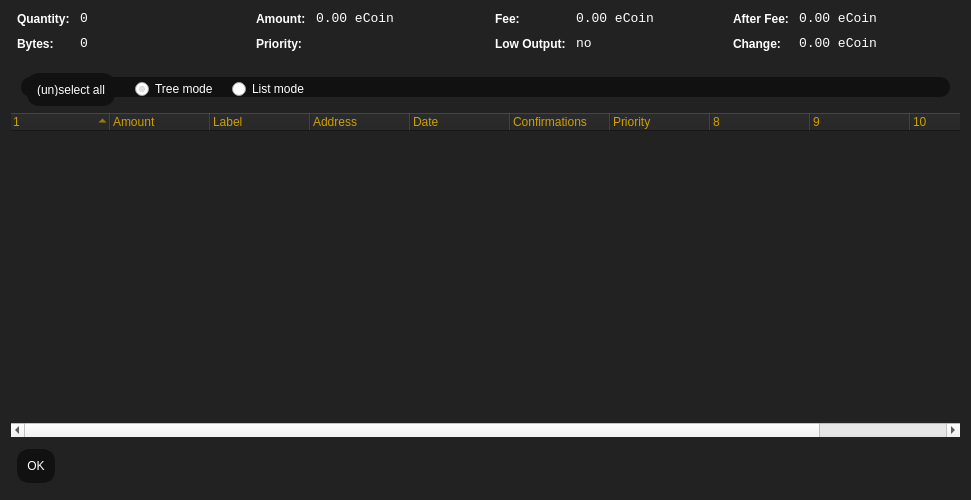
Before: the Qt Designer form src/qt/forms/coincontroldialog.ui in btcdream/ecoin, drawn with Qt 5.
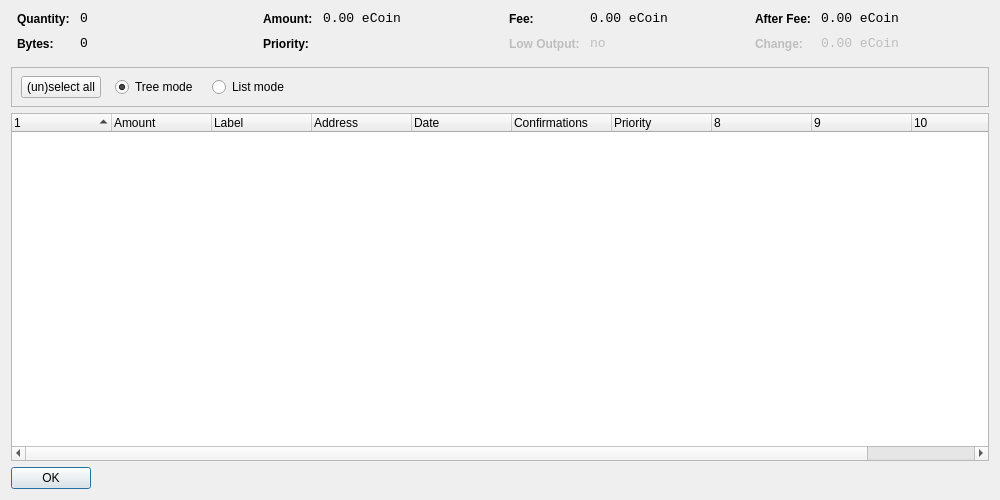
After: the same form once the commit is applied. Custom widgets are drawn as their Qt base class.

Diff of the .ui file:
```diff
--- a/src/qt/forms/coincontroldialog.ui
+++ b/src/qt/forms/coincontroldialog.ui
@@ -6,175 +6,13 @@
    <rect>
     <x>0</x>
     <y>0</y>
-    <width>971</width>
+    <width>1000</width>
     <height>500</height>
    </rect>
   </property>
   <property name="windowTitle">
    <string>Coin Control</string>
   </property>
-  <property name="styleSheet">
-   <string notr="true">QRadioButton {
-	color: white;
-}
-QTreeView {
-	background-color: #111;
-	alternate-background-color: #222;
-	selection-background-color: #cca000;
-}
-
-QTreeView::item {
-	background-color: #222;
-}
-
-QTreeView::item::selected {
-	background-color: #cca000;
-}
-
-QTreeView::branch::closed {
-	color: #ccc;
-}
-
-QTreeView::branch::open {
-	color: #cca000;
-}
-
-QDialog, QFrame {
-	color: white;
-	background-color: #222;
-	border: none;
-}
-
-QLabel {
-	background-color: transparent;
-}
-
-QCheckBox {
-    color: white;
-}
-
-QFrame#central { background-color: #222; border: none }
-QFrame#frame, QFrame#frame_2, QFrame#frame_3 {
-	background-color: #111;
-	border-style: plain;
-	border-width: 20px;
-	border-radius: 20px;
-	border-color: #111;
-	min-width: 10em;
-	padding: 6px;
-}
-QLabel[openExternalLinks=true], QHeaderView { color: #cca000 }
-QLabel[openExternalLinks=false] { color: white; font-weight: normal }
-QPushButton, QToolButton {
-	border: 4px solid #111;
-	border-radius: 12px;
-	background-color: #111;
-	color: white;
-	padding: 6px;
-	margin: 6px;
-}
-QPushButton:pressed, QToolButton:checked {
-	color: #cca000;
-}
-QPushButton:pressed, QToolButton:pressed {
-	border-color: #cca000;
-	color: #cca000;
-}
-QPushButton:disabled, QToolButton:disabled {
-	color: #444;
-	background-color: #222;
-}
-
-
-#scrollAreaWidgetContents QToolButton {
-	border-radius: 8px;
-	border-width: 0px;
-}
-
-QComboBox::drop-down {
-	border-width: 0;
-	border-style: none;
-	background-color: #111;
-	color: white;
-}
-
-QTableView {
-	background: #111;
-	color: white;
-	border-style: none;
-	selection-background-color: #cca000;
-    alternate-background-color: #222;
-	selection-color: #111;
-	border: 0px solid black;
-}
-
-QHeaderView { color: #cca000; background-color: #111; background-image: none; }
-QHeaderView::section { color: #cca000; background-color: #222; }
-QHeaderView::section:checked { background-color: #111; }
-
-QTabWidget {
-	background: #111;
-}
-
- QTabWidget::pane {
-     border-top: 2px solid #111;
-     border: 4px solid #111;
-     border-bottom-left-radius: 8px;
-     border-bottom-right-radius: 8px;
-     border-top-right-radius: 8px;
-	background: #111;
- }
-
- QTabWidget::tab-bar {
-     left: 5px; /* move to the right by 5px */
- }
-
- /* Style the tab using the tab sub-control. Note that
-     it reads QTabBar _not_ QTabWidget */
- QTabBar::tab {
-     background: #111;
-     border: 4px solid #222;
-     border-bottom-color: #111; /* same as the pane color */
-     border-top-left-radius: 4px;
-     border-top-right-radius: 4px;
-     min-width: 8ex;
-     padding: 4px;
-     color: #888;
- }
-
- QTabBar::tab:selected, QTabBar::tab:hover {
-     color: #cca000
- }
-
- QTabBar::tab:selected {
-     border-color: #111; /* same as pane color */
-     border-top-color: #cca000;
- }
-
- QTabBar::tab:!selected {
-     margin-top: 2px; /* make non-selected tabs look smaller */
- }
-
- /* make use of negative margins for overlapping tabs */
- QTabBar::tab:selected {
-     /* expand/overlap to the left and right by 4px */
-     margin-left: -4px;
-     margin-right: -4px;
- }
-
- QTabBar::tab:first:selected {
-     margin-left: 0; /* the first selected tab has nothing to overlap with on the left */
- }
-
- QTabBar::tab:last:selected {
-     margin-right: 0; /* the last selected tab has nothing to overlap with on the right */
- }
-
- QTabBar::tab:only-one {
-     margin: 0; /* if there is only one tab, we don't want overlapping margins */
- }
-</string>
-  </property>
   <layout class="QVBoxLayout" name="verticalLayout">
    <item>
     <layout class="QHBoxLayout" name="horizontalLayoutTop" stretch="0,0,0,0">
@@ -522,7 +360,7 @@
     <widget class="QFrame" name="frame">
      <property name="minimumSize">
       <size>
-       <width>182</width>
+       <width>0</width>
        <height>40</height>
       </size>
      </property>
@@ -538,10 +376,10 @@
         <x>10</x>
         <y>0</y>
         <width>781</width>
-        <height>45</height>
+        <height>41</height>
        </rect>
       </property>
-      <layout class="QHBoxLayout" name="horizontalLayoutPanel" stretch="0,0,0,0">
+      <layout class="QHBoxLayout" name="horizontalLayoutPanel" stretch="0,0,0,0,0">
        <property name="spacing">
         <number>14</number>
        </property>
@@ -609,9 +447,6 @@
      <property name="contextMenuPolicy">
       <enum>Qt::CustomContextMenu</enum>
      </property>
-     <property name="styleSheet">
-      <string notr="true"/>
-     </property>
      <property name="sortingEnabled">
       <bool>false</bool>
      </property>
```
